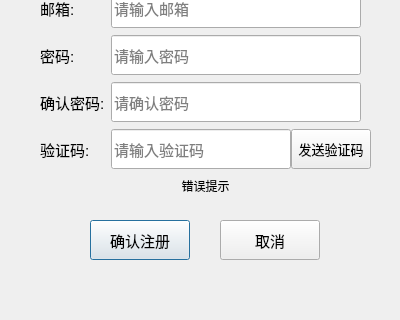
mint142344/WeChat, file Client/ui/RegisterDialog.ui: the form before one commit; both pictures show x 0 to 400 and y 180 to 500 of the 400 by 500 pixel window.
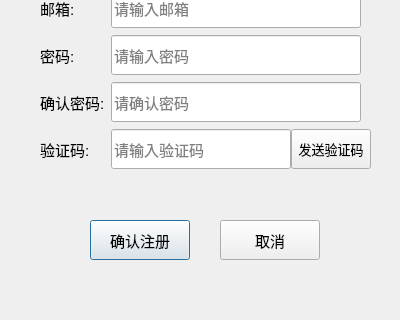
The form after the commit.

```diff
--- a/Client/ui/RegisterDialog.ui
+++ b/Client/ui/RegisterDialog.ui
@@ -341,7 +341,7 @@
        </size>
       </property>
       <property name="text">
-       <string>错误提示</string>
+       <string></string>
       </property>
       <property name="alignment">
        <set>Qt::AlignmentFlag::AlignCenter</set>
```
